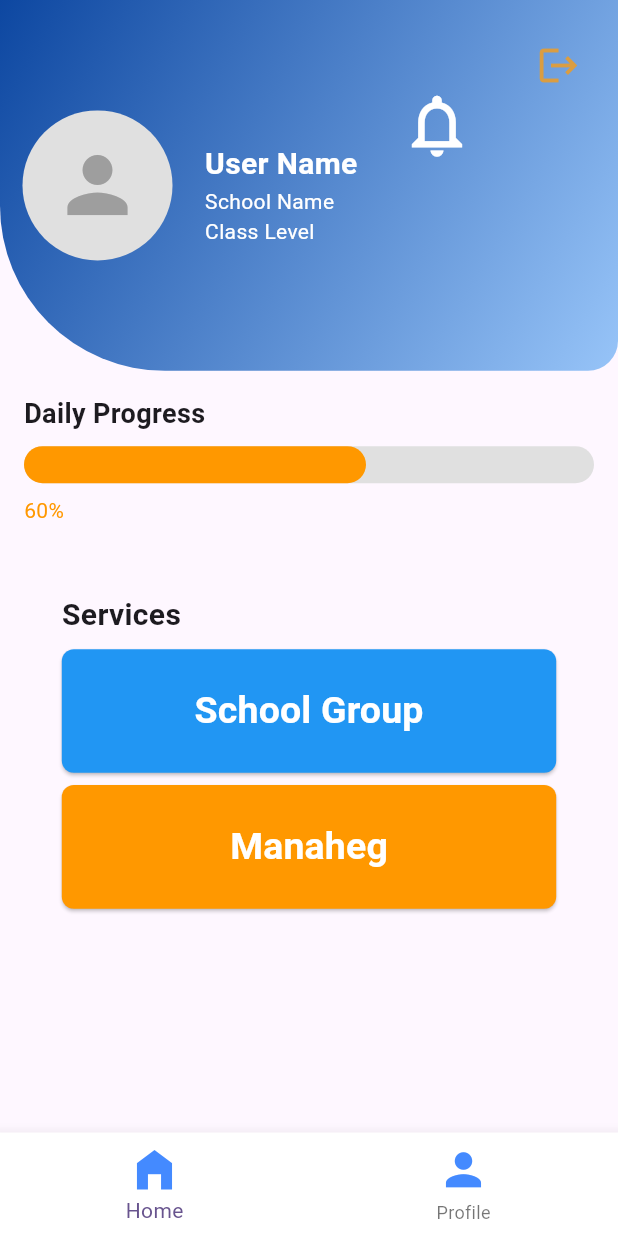
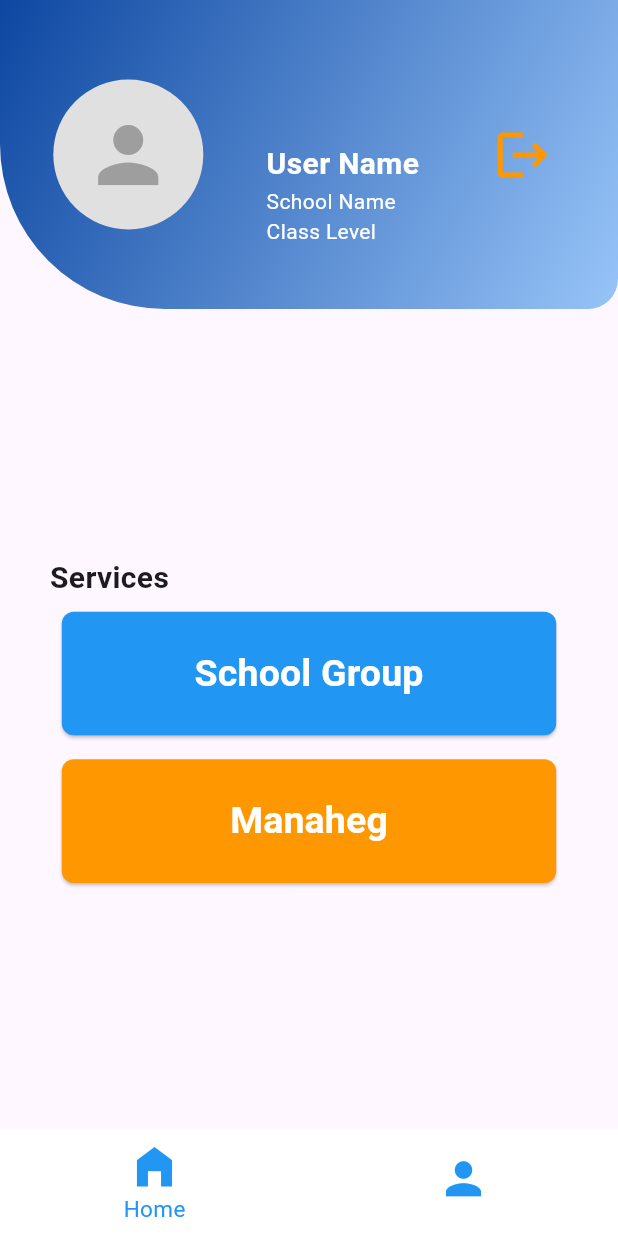
Before and after one commit to nezar-ismail/madrasati_flutter, a Flutter app: the StudentHomePage screen opened directly, on a phone screen of 412 x 824 dp. Run offline on Flutter 3.47's test engine with Material 3 defaults, Android fonts, the phone set to English and light mode, and no system bars; our stand-ins replace dio, flutter_secure_storage; accounts and stored records are empty.

Commit message:
edit some design in student home page ui

```diff
--- a/lib/presintation/core/utils/button_service.dart
+++ b/lib/presintation/core/utils/button_service.dart
@@ -15,7 +15,9 @@ class ButtonService extends StatelessWidget {
 
   @override
   Widget build(BuildContext context) {
-    return ElevatedButton(
+    return Padding(
+      padding: const EdgeInsets.all(8.0),
+      child: ElevatedButton(
         style: ElevatedButton.styleFrom(
           backgroundColor: color,
           minimumSize: Size(MediaQuery.of(context).size.width * 0.8,
@@ -30,6 +32,7 @@ class ButtonService extends StatelessWidget {
           style: const TextStyle(
               fontSize: 25, fontWeight: FontWeight.bold, color: Colors.white),
         ),
+      ),
     );
   }
 }
--- a/lib/presintation/features/student/view/student_home.dart
+++ b/lib/presintation/features/student/view/student_home.dart
@@ -2,7 +2,6 @@ import 'dart:developer';
 
 import 'package:flutter/material.dart';
 import 'package:madrasati/presintation/core/utils/button_service.dart';
-import 'package:madrasati/presintation/core/utils/progress_bar.dart';
 import 'package:madrasati/presintation/features/student/widgets/st_info.dart';
 
 class StudentHomePage extends StatelessWidget {
@@ -11,15 +10,21 @@ class StudentHomePage extends StatelessWidget {
   @override
   Widget build(BuildContext context) {
     return Scaffold(
-      body: SafeArea(
-        child: SingleChildScrollView(
-          child: Column(
+      body: Column(
+        children: [
+          // User Profile Section
+          const ContainerStudentInfo(),
+          SizedBox(
+            height: MediaQuery.of(context).size.height * 0.2,
+          ),
+          Column(
             crossAxisAlignment: CrossAxisAlignment.center,
+            mainAxisAlignment: MainAxisAlignment.center,
             children: [
-              // User Profile Section
-              const ContainerStudentInfo(),
               // Daily Progress Section
-              const ProgressBar(),
+
+              //TODO: Add Progress Bar
+
               // Service Section (Buttons)
               Column(
                 crossAxisAlignment: CrossAxisAlignment.start,
@@ -28,7 +33,6 @@ class StudentHomePage extends StatelessWidget {
                     'Services',
                     style: TextStyle(fontSize: 20, fontWeight: FontWeight.bold),
                   ),
-                  SizedBox(height: MediaQuery.of(context).size.height * 0.01),
                   ButtonService(
                     onPressed: () {
                       log('Pressed School Group');
@@ -36,7 +40,6 @@ class StudentHomePage extends StatelessWidget {
                     text: 'School Group',
                     color: Colors.blue,
                   ),
-                  SizedBox(height: MediaQuery.of(context).size.height * 0.01),
                   ButtonService(
                     onPressed: () {
                       log('Pressed Manaheg');
@@ -45,29 +48,46 @@ class StudentHomePage extends StatelessWidget {
                     color: Colors.orange,
                   ),
                 ],
-              ),
+              )
             ],
           ),
-        ),
+        ],
       ),
 
       // Bottom Navigation Bar
       bottomNavigationBar: BottomNavigationBar(
+        elevation: 0,
+        selectedLabelStyle: const TextStyle(color: Colors.blue, fontSize: 15),
+        unselectedLabelStyle: const TextStyle(color: Colors.blue, fontSize: 15),
+        type: BottomNavigationBarType.fixed,
+        selectedItemColor: Colors.blue,
+        unselectedItemColor: Colors.blue,
+        showUnselectedLabels: false,
+        showSelectedLabels: true,
+        selectedFontSize: 15,
+        unselectedFontSize: 15,
+        iconSize: 35,
+
+
         backgroundColor: Colors.white,
         currentIndex: 0,
         onTap: (index) {
           log(index.toString());
           if (index == 0) {
-            Colors.green;
+            // Home
+            // TODO: Navigate to Home
+          } else if (index == 1) {
+            // Profile
+            // TODO: Navigate to Profile
           }
         },
         items: const [
           BottomNavigationBarItem(
-              icon: Icon(Icons.home_filled, color: Colors.blueAccent, size: 35),
+              icon: Icon(Icons.home_filled,),
               label: 'Home',
               backgroundColor: Colors.blue),
           BottomNavigationBarItem(
-            icon: Icon(Icons.person, color: Colors.blueAccent, size: 35),
+            icon: Icon(Icons.person, ),
             label: 'Profile',
           ),
         ],
--- a/lib/presintation/features/student/widgets/st_info.dart
+++ b/lib/presintation/features/student/widgets/st_info.dart
@@ -12,7 +12,7 @@ class ContainerStudentInfo extends StatelessWidget {
   Widget build(BuildContext context) {
     return Container(
       width: double.infinity,
-      height: MediaQuery.of(context).size.height * 0.30,
+      height: MediaQuery.of(context).size.height * 0.25,
       padding: const EdgeInsets.all(15),
       decoration: BoxDecoration(
           borderRadius: BorderRadius.lerp(
@@ -20,7 +20,7 @@ class ContainerStudentInfo extends StatelessWidget {
                 bottomRight: Radius.circular(20),
                 bottomLeft: Radius.circular(2),
               ),
-              BorderRadius.vertical(bottom: Radius.circular(20)),
+              const BorderRadius.vertical(bottom: Radius.circular(20)),
               6.0),
           gradient: LinearGradient(
             begin: Alignment.topLeft,
@@ -30,14 +30,17 @@ class ContainerStudentInfo extends StatelessWidget {
               const Color.fromARGB(255, 151, 196, 248)
             ],
           )),
+
+      // User Info
       child: Row(
+        mainAxisAlignment: MainAxisAlignment.spaceAround,
+        crossAxisAlignment: CrossAxisAlignment.center,
         children: [
           CircleAvatar(
             radius: 50,
             backgroundColor: Colors.grey.shade300,
             child: const Icon(Icons.person, size: 60, color: Colors.grey),
           ),
-          SizedBox(width: MediaQuery.of(context).size.width * 0.05),
           const Padding(
             padding: EdgeInsets.only(top: 80.0, bottom: 10.0, left: 1.0),
             child: Column(
@@ -62,36 +65,18 @@ class ContainerStudentInfo extends StatelessWidget {
               ],
             ),
           ),
-          Padding(
-            padding: const EdgeInsets.only(bottom: 80.0, left: 20.0),
-            child: IconButton(
-              icon: const Icon(
-                Icons.notifications_none,
-              ),
-              iconSize: 50,
-              color: Colors.white,
-              hoverColor: Colors.orange,
-              splashColor: Colors.green,
-              onPressed: () {
-                log('Notification Clicked');
-                // Handle notification click
-              },
-            ),
-          ),
-          Padding(
-            padding: const EdgeInsets.only(
-              left: 25.0,
-              bottom: 160.0,
-            ),
-            child: SizedBox(
-              width: MediaQuery.of(context).size.width * 0.05,
-              height: MediaQuery.of(context).size.height,
+
+          //Notification
+          //TODO: Add Notification
+
+          FittedBox(
+            fit: BoxFit.contain,
             child: IconButton(
               icon: const Icon(Icons.logout),
-                iconSize: 30,
-                color: const Color.fromARGB(255, 218, 157, 66),
+              iconSize: 40,
+              color: Colors.orange,
               onPressed: () {
-                  Navigator.push(
+                Navigator.pushReplacement(
                   context,
                   MaterialPageRoute(
                     builder: (context) => RoleDesesion(),
@@ -102,7 +87,6 @@ class ContainerStudentInfo extends StatelessWidget {
               },
             ),
           ),
-          ),
         ],
       ),
     );
```
Lines whose indentation alone changed are shown as unchanged.
